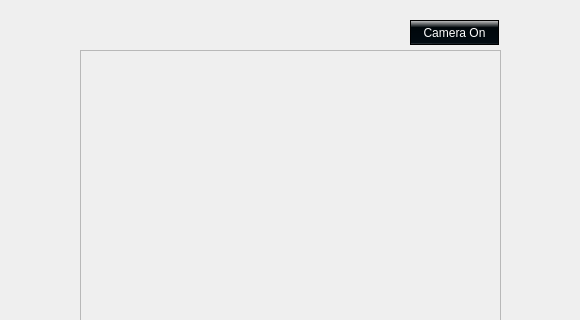
This is GUI/ui/inputUser.ui in addinedu-ros-4th/deeplearning-repo-6 as Qt 5 draws it before an edit; both pictures show x 0 to 580 and y 0 to 320 of the 580 by 731 pixel window. The edited form follows.
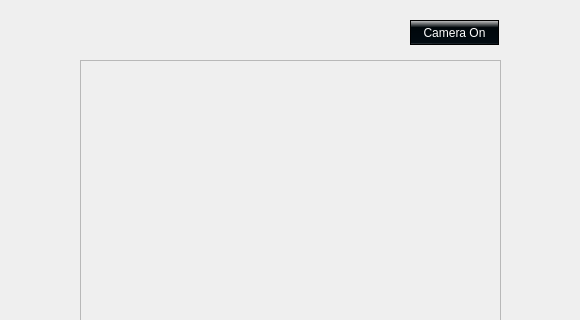
This is the edited form.

Commit message: Refactor camera_size,UI

Patch:
```diff
--- a/GUI/ui/inputUser.ui
+++ b/GUI/ui/inputUser.ui
@@ -24,9 +24,9 @@
    <property name="geometry">
     <rect>
      <x>80</x>
-     <y>50</y>
+     <y>60</y>
      <width>421</width>
-     <height>321</height>
+     <height>311</height>
     </rect>
    </property>
    <property name="frameShape">
```
The commit also changes 3 other files.
